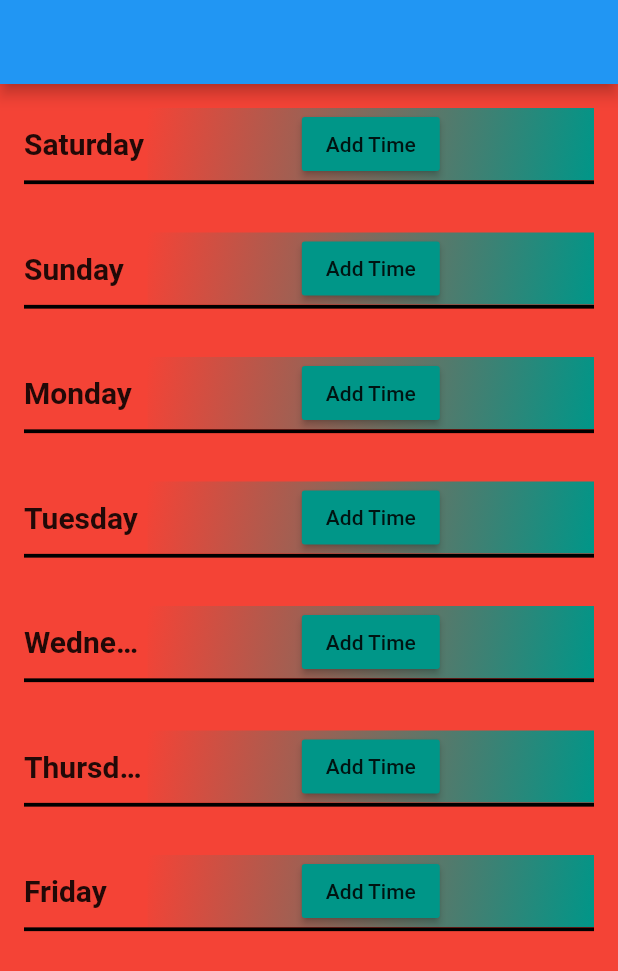
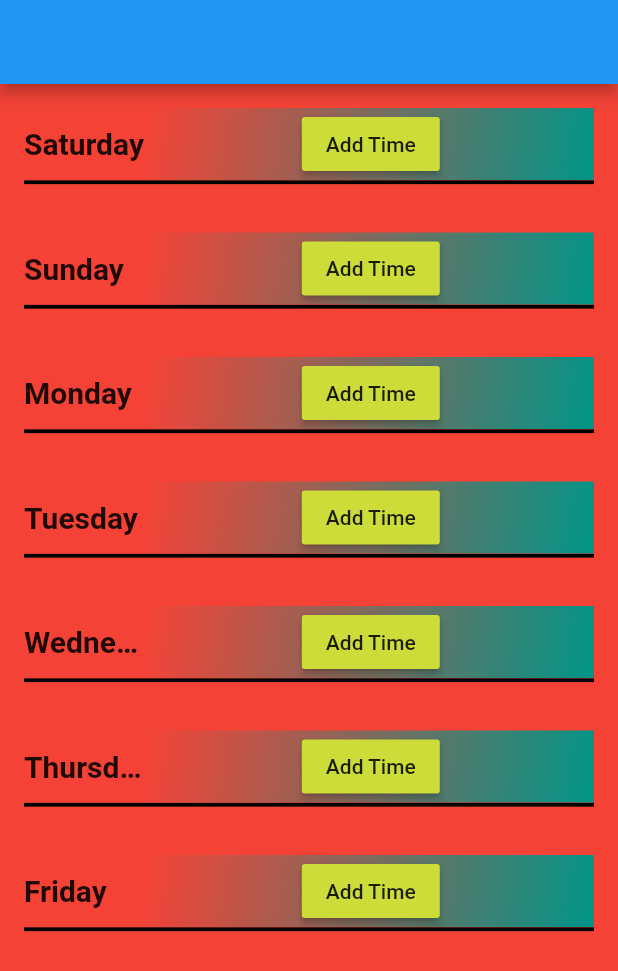
Before and after one commit to yosifsamir/design_pattern_and_date, a Flutter app: the screen it shows after launch, on a phone screen of 412 x 824 dp. Shown: the top 971 px of the screen. Run offline on Flutter 3.47's test engine with Material 2 defaults, Android fonts, the phone set to English and light mode, and no system bars.

Commit message:
add my availability

```diff
--- a/lib/date_page.dart
+++ b/lib/date_page.dart
@@ -84,7 +84,7 @@ class _DatePageState extends State<DatePage> {
                               decoration: const BoxDecoration(gradient: LinearGradient(colors: [Colors.red,Colors.teal],begin:AlignmentDirectional.topStart,end: AlignmentDirectional.bottomEnd)),
                               child: Center(
                                 child: MaterialButton(
-                                  color: Colors.teal,
+                                  color: Colors.lime,
                                   onPressed: () {
                                     setState(() {
                                       appointment.dates.add(DateTime.now());
```
